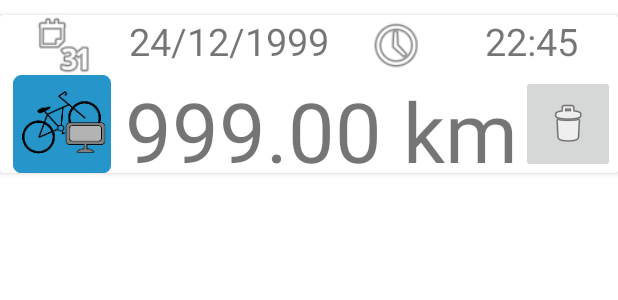
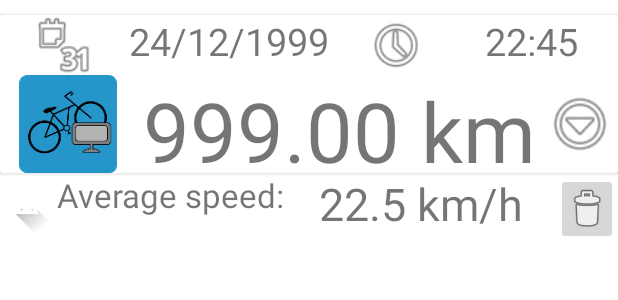
Before and after one commit to AlexeiTrofimov/Bike-Computer-App, an Android app: the layout trip_data_row.xml on its own in the app's theme, with its tools: preview values and no code run, on a phone screen of 412 x 824 dp. Shown: the top 300 px of the screen. Run offline under Robolectric (Android 15) with nearby library versions, the phone set to English and light mode, and no system bars.

Commit message:
Average speed is saved to database and showed in past trips.

```diff
--- a/app/src/main/java/com/example/bikecomputer/MainActivity.kt
+++ b/app/src/main/java/com/example/bikecomputer/MainActivity.kt
@@ -169,8 +169,9 @@ class MainActivity : AppCompatActivity() {
 
                 speedometer.speedTo(0F, 4000)
                 val distance = tripComputer.getDistance(context)
+                val avgSpeed = "%.2f km/h".format(tripComputer.getAverageSpeed())
 
-                val trip = TripModel(-1, "%.2f".format(distance), getCurrentDate(), time)
+                val trip = TripModel(-1, "%.2f".format(distance), getCurrentDate(), avgSpeed ,time)
                 val dataBase = TripDataBase(context)
 
                 findViewById<TextView>(R.id.average_speed_view).text = "0.00 km/h"
--- a/app/src/main/res/layout/activity_main.xml
+++ b/app/src/main/res/layout/activity_main.xml
@@ -95,7 +95,7 @@
         android:layout_width="165dp"
         android:layout_height="33dp"
         android:layout_marginTop="24dp"
-        android:text="Average speed:"
+        android:text="@string/average_speed_label"
         android:textSize="24sp"
         app:layout_constraintBottom_toTopOf="@+id/average_speed_view"
         app:layout_constraintEnd_toStartOf="@+id/distanceLabel"
@@ -110,7 +110,7 @@
         android:layout_height="33dp"
         android:layout_marginTop="24dp"
         android:layout_marginEnd="56dp"
-        android:text="Distance:"
+        android:text="@string/distance_label"
         android:textSize="24sp"
         app:layout_constraintBottom_toTopOf="@+id/distance_view"
         app:layout_constraintEnd_toEndOf="parent"
--- a/app/src/main/res/layout/trip_data_row.xml
+++ b/app/src/main/res/layout/trip_data_row.xml
@@ -9,13 +9,10 @@
         android:layout_width="0dp"
         android:layout_height="wrap_content"
         android:layout_marginTop="10dp"
-        android:layout_marginBottom="10dp"
-        app:layout_constraintBottom_toBottomOf="parent"
         app:layout_constraintEnd_toEndOf="parent"
         app:layout_constraintHorizontal_bias="1.0"
         app:layout_constraintStart_toStartOf="parent"
-        app:layout_constraintTop_toTopOf="parent"
-        app:layout_constraintVertical_bias="0.0">
+        app:layout_constraintTop_toTopOf="parent">
 
         <androidx.constraintlayout.widget.ConstraintLayout
             android:layout_width="match_parent"
@@ -94,17 +91,61 @@
                     android:textAlignment="center"
                     android:textSize="55sp" />
 
-                <ImageButton
-                    android:id="@+id/delete_trip_btn"
+                <ImageView
+                    android:id="@+id/expand_img"
                     android:layout_width="wrap_content"
                     android:layout_height="match_parent"
                     android:layout_weight="1"
-                    android:contentDescription="@string/deleteBtnDesc"
-                    app:srcCompat="@android:drawable/ic_menu_delete" />
+                    app:srcCompat="@android:drawable/ic_menu_more" />
 
             </LinearLayout>
         </androidx.constraintlayout.widget.ConstraintLayout>
 
     </androidx.cardview.widget.CardView>
 
+    <LinearLayout
+        android:id="@+id/expandedLayout"
+        android:layout_width="match_parent"
+        android:layout_height="48dp"
+        app:layout_constraintBottom_toBottomOf="parent"
+        app:layout_constraintEnd_toEndOf="parent"
+        app:layout_constraintStart_toStartOf="parent"
+        app:layout_constraintTop_toBottomOf="@+id/cardView">
+
+        <ImageView
+            android:id="@+id/imageView2"
+            android:layout_width="69dp"
+            android:layout_height="match_parent"
+            android:layout_weight="1"
+            app:srcCompat="@drawable/ic_launcher_foreground" />
+
+        <TextView
+            android:id="@+id/avg_speed_label"
+            android:layout_width="189dp"
+            android:layout_height="match_parent"
+            android:layout_weight="1"
+            android:text="@string/average_speed_label"
+            android:textAlignment="center"
+            android:textSize="22sp" />
+
+        <TextView
+            android:id="@+id/avg_speed_text"
+            android:layout_width="213dp"
+            android:layout_height="match_parent"
+            android:layout_weight="1"
+            android:text="@string/placeholder_average_speed"
+            android:textAlignment="center"
+            android:textSize="30sp" />
+
+        <ImageButton
+            android:id="@+id/delete_trip_btn"
+            android:layout_width="75dp"
+            android:layout_height="match_parent"
+            android:layout_weight="1"
+            android:contentDescription="@string/deleteBtnDesc"
+            android:minWidth="32dp"
+            app:srcCompat="@android:drawable/ic_menu_delete" />
+
+    </LinearLayout>
+
 </androidx.constraintlayout.widget.ConstraintLayout>
--- a/app/src/main/res/values/strings.xml
+++ b/app/src/main/res/values/strings.xml
@@ -16,4 +16,6 @@
     <string name="placeholder_distance">999.00 km</string>
     <string name="deleteBtnDesc">remove trip</string>
     <string name="placeholder_average_speed">22.5 km/h</string>
+    <string name="average_speed_label">Average speed:</string>
+    <string name="distance_label">Distance:</string>
 </resources>
```
Also changed, not shown: app/src/main/java/com/example/bikecomputer/DataBase.kt (+7 -4 lines), app/src/main/java/com/example/bikecomputer/TripModel.kt (+13 -1 lines), app/src/main/java/com/example/bikecomputer/TripsActivity.kt (+22 -7 lines).
